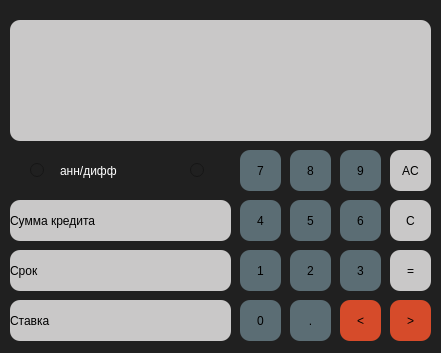
First picture: the form in front/adelinan_s21_SmartCalc/credit.ui, repository Budda01/Sample4, before the edit.
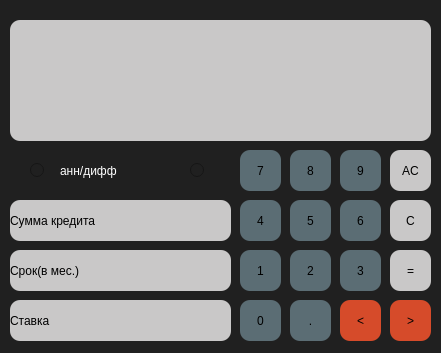
Second picture: the form after the edit.

What changed in the file:
```diff
--- a/front/adelinan_s21_SmartCalc/credit.ui
+++ b/front/adelinan_s21_SmartCalc/credit.ui
@@ -461,7 +461,7 @@
 </string>
    </property>
    <property name="text">
-    <string>Срок</string>
+    <string>Срок(в мес.)</string>
    </property>
   </widget>
   <widget class="QLabel" name="Rate">
```
